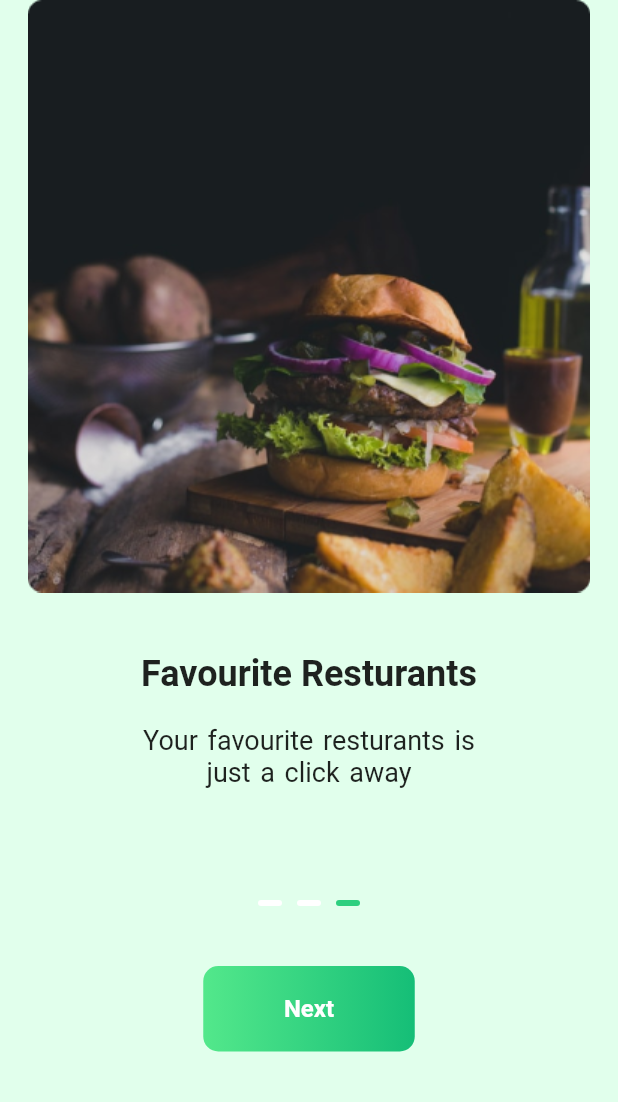
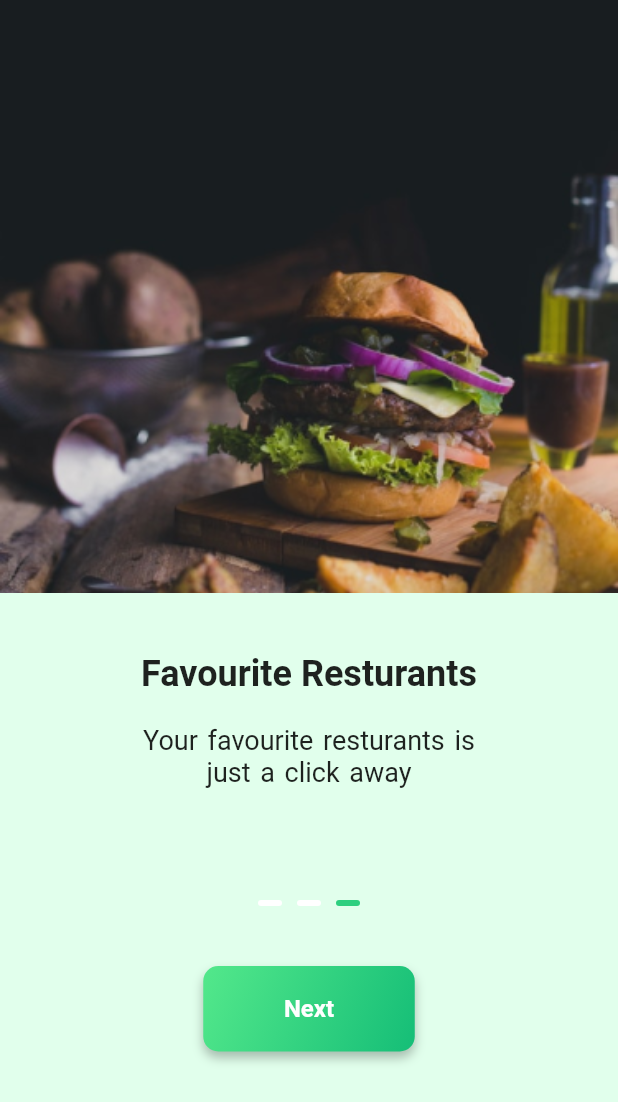
Before and after one commit to Upfoods/upfoods-mobile, a Flutter app: the screen it shows after launch, swiped to page 3, on a phone screen of 412 x 824 dp. Shown: the top 1102 px of the screen. Run offline on Flutter 3.47's test engine with Material 2 defaults, Android fonts, the phone set to English and light mode, and no system bars; drawn by our look-alikes of smooth_page_indicator; our stand-ins replace animated_splash_screen, flutter_svg, page_transition, shared_preferences.

Commit message:
ft/signup/singin

```diff
--- a/lib/main.dart
+++ b/lib/main.dart
@@ -4,6 +4,7 @@
 import 'package:animated_splash_screen/animated_splash_screen.dart';
 import 'package:upfood/src/config/constants/colors.dart';
 import 'package:upfood/src/config/route/route.dart';
+import 'package:upfood/src/features/presentation/pages/authentication/sign_in_page.dart';
 import 'package:upfood/src/features/presentation/pages/authentication/sign_up_page.dart';
 import 'package:upfood/src/features/presentation/pages/onboarding/onboarding.dart';
 import 'package:upfood/src/features/presentation/pages/onboarding/onboarding_content.dart';
@@ -16,7 +17,7 @@
   final showHome = prefs.getBool('showHome') ?? false;
   runApp(MyApp(showHome: showHome));
   // runApp(MaterialApp(
-  //   home: const OnboardingPage()
+  //   home: const SignUpPage()
   // ));
 }
 
@@ -34,7 +35,7 @@
           appBarTheme:
               const AppBarTheme(elevation: 0, backgroundColor: Colors.white),
           primarySwatch: Colors.blue,
-          backgroundColor: backgroundGreen,
+          backgroundColor: AppColor.backgroundGreen,
         ),
         home: AnimatedSplashScreen(
           duration: 3000,
@@ -50,11 +51,11 @@
               // SvgPicture.asset('assets/images/logo text 2.svg'),
             ],
           ),
-          backgroundColor: backgroundGreen,
+          backgroundColor: AppColor.backgroundGreen,
           splashTransition: SplashTransition.scaleTransition,
           pageTransitionType: PageTransitionType.leftToRight,
           splashIconSize: 390,
-          nextScreen: showHome ? const SignUpPage() : const OnboardingPage(),
+          nextScreen: showHome ? const SignInPage() : const OnboardingPage(),
         ));
   }
 }
--- a/lib/src/config/constants/colors.dart
+++ b/lib/src/config/constants/colors.dart
@@ -1,3 +1,9 @@
 import 'package:flutter/material.dart';
 
-const backgroundGreen = Color(0xFFE1FFEC);
+class AppColor {
+  static const backgroundGreen = Color(0xFFE1FFEC);
+  static const white = Colors.white;
+  static const grey = Colors.grey;
+  static const lightGreen = Color(0xFF53E88B);
+  static const green = Color(0xFF15BE77);
+}
--- a/lib/src/config/route/route.dart
+++ b/lib/src/config/route/route.dart
@@ -1,15 +1,18 @@
-import 'package:flutter/cupertino.dart';
 import 'package:flutter/material.dart';
+import 'package:upfood/src/features/presentation/pages/authentication/sign_in_page.dart';
 import 'package:upfood/src/features/presentation/pages/authentication/sign_up_page.dart';
 
 class Routes {
   static const signUpPage = 'signUpPage';
+  static const signInPage = 'signInPage';
 
   static Route<dynamic>? generate(RouteSettings settings) {
     switch (settings.name) {
       case signUpPage:
         return MaterialPageRoute(builder: (_) => const SignUpPage());
-        default:
+      case signInPage:
+        return MaterialPageRoute(builder: (_) => const SignInPage());
+      default:
         return MaterialPageRoute(
           builder: (_) => Scaffold(
             body: Center(
@@ -17,7 +20,6 @@ class Routes {
             ),
           ),
         );
-
     }
   }
 }
--- /dev/null
+++ b/lib/src/features/presentation/component/buttons/green_button.dart
@@ -0,0 +1,52 @@
+import 'package:flutter/material.dart';
+import 'package:upfood/src/config/constants/colors.dart';
+import 'package:upfood/src/config/constants/text.dart';
+import 'package:upfood/src/features/presentation/component/widgets/text_widget.dart';
+
+class GreenButton extends StatelessWidget {
+  final String text;
+  final double? height, width;
+  final Function()? onPressed;
+  const GreenButton({
+    Key? key,
+    required this.text,
+    this.height,
+    this.width,
+    this.onPressed,
+  }) : super(key: key);
+
+  @override
+  Widget build(BuildContext context) {
+    return Container(
+      height: height ?? 57,
+      width: width ?? 141,
+      decoration: BoxDecoration(
+          boxShadow: const [
+            BoxShadow(
+                color: Colors.black26, offset: Offset(0, 4), blurRadius: 5.0),
+          ],
+          borderRadius: BorderRadius.circular(10),
+          gradient: const LinearGradient(
+              begin: Alignment.topLeft,
+              end: Alignment.bottomRight,
+              stops: [0.0, 1.0],
+              colors: [ AppColor.lightGreen,AppColor.green])),
+      child: ElevatedButton(
+          style: ButtonStyle(
+            shape: MaterialStateProperty.all<RoundedRectangleBorder>(
+              RoundedRectangleBorder(borderRadius: BorderRadius.circular(10)),
+            ),
+            backgroundColor: MaterialStateProperty.all(Colors.transparent),
+            shadowColor: MaterialStateProperty.all(Colors.transparent),
+          ),
+          onPressed: onPressed,
+          child: TextWidget(
+            text: text,
+            color: AppColor.white,
+            fSize: 16,
+            fWeight: w700,
+          )),
+
+    );
+  }
+}
--- a/lib/src/features/presentation/component/widgets/text_widget.dart
+++ b/lib/src/features/presentation/component/widgets/text_widget.dart
@@ -1,4 +1,3 @@
-
 import 'package:flutter/material.dart';
 
 class TextWidget extends StatelessWidget {
@@ -7,6 +6,8 @@ class TextWidget extends StatelessWidget {
   final double? fSize, wordSpacing;
   final Color? color;
   final TextAlign? textAlign;
+  final TextDecoration? decoration;
+  final Function()? onClickableCallBack;
   const TextWidget({
     Key? key,
     required this.text,
@@ -15,11 +16,14 @@ class TextWidget extends StatelessWidget {
     this.color,
     this.wordSpacing,
     this.textAlign,
+    this.decoration, this.onClickableCallBack,
   }) : super(key: key);
 
   @override
   Widget build(BuildContext context) {
-    return Text(
+    return GestureDetector(
+      onTap: onClickableCallBack,
+      child: Text(
         text,
         textAlign: textAlign,
         style: TextStyle(
@@ -27,6 +31,9 @@ class TextWidget extends StatelessWidget {
           fontWeight: fWeight,
           color: color,
           wordSpacing: wordSpacing,
+          decoration: decoration,
+          // decorationStyle: TextDecorationStyle.double,
+        ),
       ),
     );
   }
--- a/lib/src/features/presentation/pages/onboarding/onboarding.dart
+++ b/lib/src/features/presentation/pages/onboarding/onboarding.dart
@@ -1,12 +1,10 @@
 import 'package:flutter/material.dart';
-import 'package:flutter/src/foundation/key.dart';
-import 'package:flutter/src/widgets/framework.dart';
 import 'package:shared_preferences/shared_preferences.dart';
 import 'package:smooth_page_indicator/smooth_page_indicator.dart';
 import 'package:upfood/src/config/constants/constants.dart';
 import 'package:upfood/src/config/constants/text.dart';
 import 'package:upfood/src/config/route/route.dart';
-import 'package:upfood/src/features/presentation/component/green_button.dart';
+import 'package:upfood/src/features/presentation/component/buttons/green_button.dart';
 import 'package:upfood/src/features/presentation/component/widgets/text_widget.dart';
 import 'package:upfood/src/features/presentation/pages/onboarding/onboarding_content.dart';
 
--- a/lib/src/features/presentation/pages/onboarding/onboarding_content.dart
+++ b/lib/src/features/presentation/pages/onboarding/onboarding_content.dart
@@ -20,7 +20,7 @@ class OnboardingContent extends StatelessWidget {
   @override
   Widget build(BuildContext context) {
     return Scaffold(
-      backgroundColor: backgroundGreen,
+      backgroundColor: AppColor.backgroundGreen,
       body: Column(
         mainAxisAlignment: MainAxisAlignment.start,
         mainAxisSize: MainAxisSize.min,
@@ -32,7 +32,7 @@ class OnboardingContent extends StatelessWidget {
                 borderRadius: BorderRadius.only(
                     bottomLeft: Radius.circular(10),
                     bottomRight: Radius.circular(10))),
-            child: Image.asset(image),
+            child: Image.asset(image,fit: BoxFit.cover),
           ),
           SizedBox(
             width: 250,
--- a/pubspec.yaml
+++ b/pubspec.yaml
@@ -39,6 +39,7 @@ flutter:
   assets:
     - assets/images/
     - assets/images/onboarding/
+    - assets/icons/
 
 
   fonts:
```
Also changed, not shown: lib/src/features/presentation/component/buttons/white_button.dart (added, +39 -0 lines), lib/src/features/presentation/component/icons/app_icons.dart (added, +8 -0 lines), lib/src/features/presentation/component/widgets/custom_check_box.dart (added, +43 -0 lines), lib/src/features/presentation/component/widgets/custom_text_form_field.dart (added, +53 -0 lines), lib/src/features/presentation/component/widgets/logo_and_name_widget.dart (added, +31 -0 lines), lib/src/features/presentation/pages/authentication/sign_in_page.dart (added, +95 -0 lines), lib/src/features/presentation/pages/authentication/sign_up_page.dart (+124 -3 lines), assets/icons/google-icon 1.png (added), assets/icons/google-icon 1.svg (added). Lines whose indentation alone changed are shown as unchanged.
